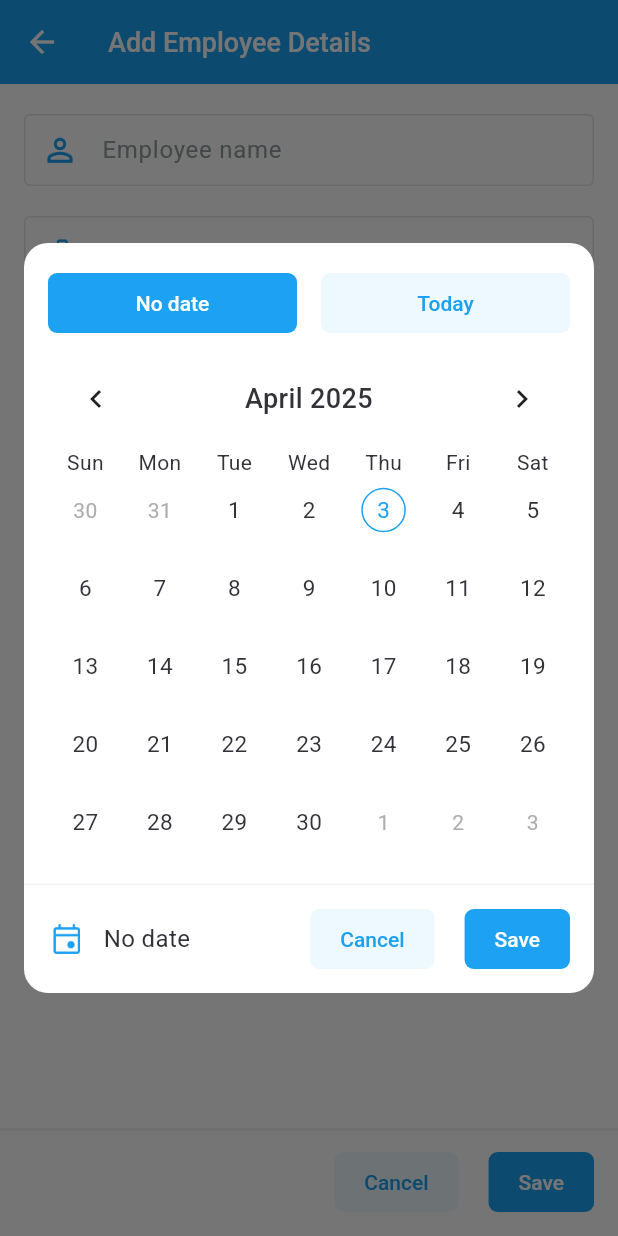
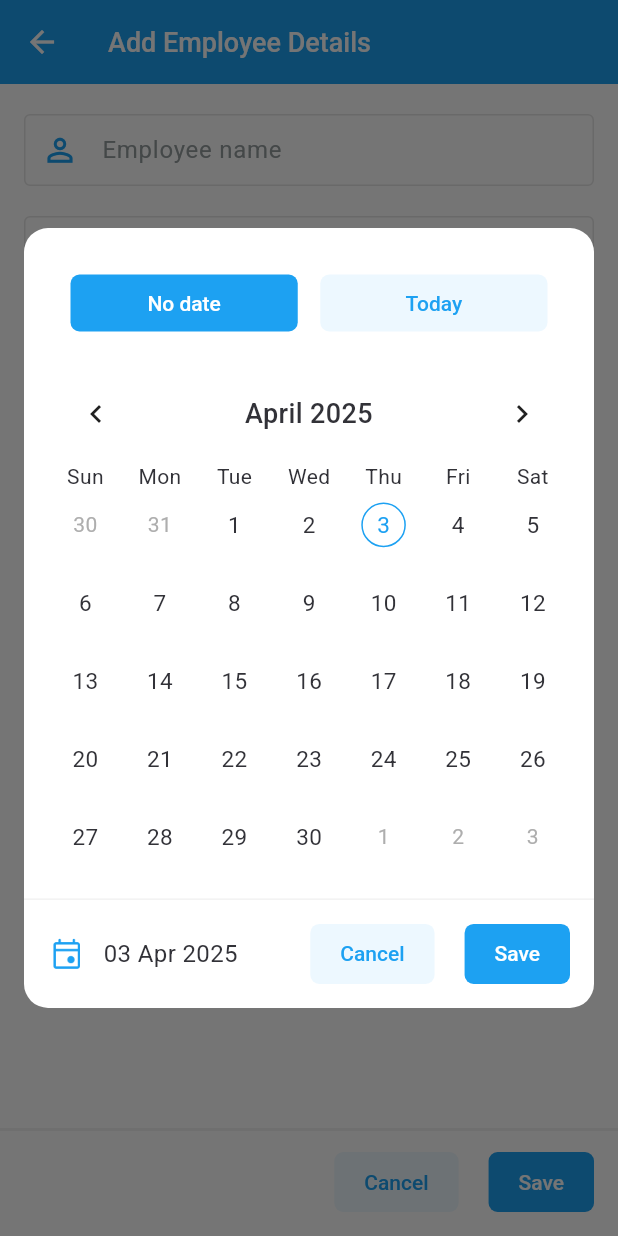
Before and after one commit to Niravoo7/employee_management, a Flutter app: the ManageEmployeeScreen screen opened by its route, after a tap on "No date", on a phone screen of 412 x 824 dp. Run offline on Flutter 3.47's test engine with Material 3 defaults, Android fonts, the phone set to English and light mode, and no system bars; drawn by our look-alikes of table_calendar; our stand-ins replace dartz, equatable, flutter_bloc, flutter_screenutil, get_it, hive and 2 more; accounts and stored records are empty.

Commit message:
date selection in calender

```diff
--- a/lib/core/constants/string_constants.dart
+++ b/lib/core/constants/string_constants.dart
@@ -1,3 +1,5 @@
+import "package:assignment/feature/manage_employee/presentation/widgets/common_calendar_picker.dart";
+
 class MapConstant {
   static const String mapEmployeeList = "employeeList";
 }
@@ -22,3 +24,18 @@ class StringConstants {
   static const String strNextTuesday = "Next Tuesday";
   static const String strAfterWeek = "After 1 week";
 }
+
+String getDatePickerItemString(DatePickerItem datePickerItem) {
+  switch (datePickerItem) {
+    case DatePickerItem.noDate:
+      return StringConstants.strNoDate;
+    case DatePickerItem.today:
+      return StringConstants.strToday;
+    case DatePickerItem.nextMonday:
+      return StringConstants.strNextMonday;
+    case DatePickerItem.nextTuesday:
+      return StringConstants.strNextTuesday;
+    case DatePickerItem.after1Week:
+      return StringConstants.strAfterWeek;
+  }
+}
--- /dev/null
+++ b/lib/core/utils/date_utils.dart
@@ -0,0 +1,25 @@
+bool isToday(DateTime date) =>
+    date.year == DateTime.now().year &&
+    date.month == DateTime.now().month &&
+    date.day == DateTime.now().day;
+
+
+DateTime nextMonday() {
+  final DateTime currentDate = DateTime.now();
+  int daysUntilNextMonday = DateTime.monday - currentDate.weekday;
+  if (daysUntilNextMonday <= 0) {
+    daysUntilNextMonday += 7;
+  }
+  return currentDate.add(Duration(days: daysUntilNextMonday));
+}
+
+DateTime nextTuesday() {
+  final DateTime currentDate = DateTime.now();
+  int daysUntilNextTuesday = DateTime.tuesday - currentDate.weekday;
+  if (daysUntilNextTuesday <= 0) {
+    daysUntilNextTuesday += 7;
+  }
+  return currentDate.add(Duration(days: daysUntilNextTuesday));
+}
+
+DateTime afterOneWeek() => DateTime.now().add(const Duration(days: 7));
--- a/lib/feature/manage_employee/presentation/pages/manage_employee_screen.dart
+++ b/lib/feature/manage_employee/presentation/pages/manage_employee_screen.dart
@@ -74,14 +74,14 @@ class ManageEmployeeScreen extends StatelessWidget {
                     spacing: 20,
                     children: <Widget>[
                       CommonInputDateField(
-                        date: DateTime.now(),
+                        dateTime: DateTime.now(),
                         isStartDate: true,
                       ),
                       const ImageIcon(
                         AssetImage(IconConstants.icArrowRight),
                         color: ThemeColors.clrPrimary,
                       ),
-                      const CommonInputDateField(isStartDate: false),
+                      CommonInputDateField(isStartDate: false),
                     ],
                   ),
                 ],
--- a/lib/feature/manage_employee/presentation/widgets/common_calendar_picker.dart
+++ b/lib/feature/manage_employee/presentation/widgets/common_calendar_picker.dart
@@ -3,62 +3,53 @@ import "package:assignment/core/constants/string_constants.dart";
 import "package:assignment/core/constants/theme_constants.dart";
 import "package:assignment/core/shared/domain/method/methods.dart";
 import "package:assignment/core/shared/presentation/widget/action_button.dart";
+import "package:assignment/core/utils/date_utils.dart";
 import "package:flutter/material.dart";
 import "package:table_calendar/table_calendar.dart";
+
+enum DatePickerItem { noDate, today, nextMonday, nextTuesday, after1Week }
 
 class CommonCalendarPicker extends StatefulWidget {
   const CommonCalendarPicker({
     required this.isStartDate,
-    this.selectedDate,
+    required this.selectedDate,
+    required this.onDateSelected,
     super.key,
   });
 
   final bool isStartDate;
   final DateTime? selectedDate;
+  final Function(DateTime) onDateSelected;
 
   @override
   State<CommonCalendarPicker> createState() => _CommonCalendarPickerState();
 }
 
 class _CommonCalendarPickerState extends State<CommonCalendarPicker> {
-  late DateTime _selectedDay;
-  late DateTime _focusedDay;
-  late DateTime _today;
+  late DateTime _selectedDate;
+  late DatePickerItem selectedDatePickerItem = DatePickerItem.today;
+  late List<DatePickerItem> dateOptions = <DatePickerItem>[];
 
   @override
   void initState() {
     super.initState();
-    _today = DateTime.now();
-    _selectedDay = widget.selectedDate ?? DateTime(0);
-    _focusedDay = widget.selectedDate ?? _today;
+    if (widget.isStartDate) {
+      selectedDatePickerItem = DatePickerItem.today;
+      dateOptions = <DatePickerItem>[
+        DatePickerItem.today,
+        DatePickerItem.nextMonday,
+        DatePickerItem.nextTuesday,
+        DatePickerItem.after1Week,
+      ];
+    } else {
+      selectedDatePickerItem = DatePickerItem.noDate;
+      dateOptions = <DatePickerItem>[
+        DatePickerItem.noDate,
+        DatePickerItem.today,
+      ];
+    }
+    _selectedDate = widget.selectedDate ?? DateTime.now();
   }
-
-  bool _isToday() =>
-      _selectedDay.year == _today.year &&
-      _selectedDay.month == _today.month &&
-      _selectedDay.day == _today.day;
-
-  DateTime _nextMonday() {
-    final DateTime currentDate = _today;
-    int daysUntilNextMonday = DateTime.monday - currentDate.weekday;
-    if (daysUntilNextMonday <= 0) {
-      daysUntilNextMonday += 7;
-    }
-    return currentDate.add(Duration(days: daysUntilNextMonday));
-  }
-
-  DateTime _nextTuesday() {
-    final DateTime currentDate = _today;
-    int daysUntilNextTuesday = DateTime.tuesday - currentDate.weekday;
-    if (daysUntilNextTuesday <= 0) {
-      daysUntilNextTuesday += 7;
-    }
-    return currentDate.add(Duration(days: daysUntilNextTuesday));
-  }
-
-  DateTime _afterOneWeek() => _today.add(const Duration(days: 7));
-
-  bool _isSelected(DateTime date) => _selectedDay == date;
 
   @override
   Widget build(BuildContext context) => Dialog(
@@ -73,159 +64,71 @@ class _CommonCalendarPickerState extends State<CommonCalendarPicker> {
             mainAxisSize: MainAxisSize.min,
             spacing: 8,
             children: <Widget>[
-              if (widget.isStartDate) ...<Widget>[
-                Row(
-                  spacing: 16,
-                  children: <Widget>[
-                    Expanded(
+              GridView.builder(
+                shrinkWrap: true,
+                padding: const EdgeInsets.all(15),
+                gridDelegate: const SliverGridDelegateWithFixedCrossAxisCount(
+                  crossAxisCount: 2,
+                  crossAxisSpacing: 15,
+                  mainAxisSpacing: 15,
+                  childAspectRatio: 4,
+                ),
+                itemCount: dateOptions.length,
+                itemBuilder:
+                    (BuildContext context, int index) => Expanded(
                       child: ActionButton(
                         onPressed: () {
                           setState(() {
-                            _selectedDay = _today;
-                            _focusedDay = _today;
+                            selectedDatePickerItem = dateOptions[index];
+                            switch (dateOptions[index]) {
+                              case DatePickerItem.noDate:
+                                _selectedDate = DateTime(0);
+                                break;
+                              case DatePickerItem.today:
+                                _selectedDate = DateTime.now();
+                                break;
+                              case DatePickerItem.nextMonday:
+                                _selectedDate = nextMonday();
+                                break;
+                              case DatePickerItem.nextTuesday:
+                                _selectedDate = nextTuesday();
+                                break;
+                              case DatePickerItem.after1Week:
+                                _selectedDate = afterOneWeek();
+                                break;
+                            }
                           });
                         },
-                        title: StringConstants.strToday,
+                        title: getDatePickerItemString(dateOptions[index]),
                         padding: const EdgeInsets.symmetric(vertical: 10),
                         backgroundColor:
-                            _isToday()
+                            selectedDatePickerItem == dateOptions[index]
                                 ? ThemeColors.clrPrimary
                                 : ThemeColors.clrSecondary,
                         textColor:
-                            _isToday()
+                            selectedDatePickerItem == dateOptions[index]
                                 ? ThemeColors.clrWhite
                                 : ThemeColors.clrPrimary,
                       ),
                     ),
-                    Expanded(
-                      child: ActionButton(
-                        onPressed: () {
-                          setState(() {
-                            _selectedDay = _nextMonday();
-                            _focusedDay = _nextMonday();
-                          });
-                        },
-                        title: StringConstants.strNextMonday,
-                        padding: const EdgeInsets.symmetric(vertical: 10),
-                        backgroundColor:
-                            _isSelected(_nextMonday())
-                                ? ThemeColors.clrPrimary
-                                : ThemeColors.clrSecondary,
-                        textColor:
-                            _isSelected(_nextMonday())
-                                ? ThemeColors.clrWhite
-                                : ThemeColors.clrPrimary,
-                      ),
-                    ),
-                  ],
-                ),
-                Row(
-                  spacing: 16,
-                  children: <Widget>[
-                    Expanded(
-                      child: ActionButton(
-                        onPressed: () {
-                          setState(() {
-                            _selectedDay = _nextTuesday();
-                            _focusedDay = _nextTuesday();
-                          });
-                        },
-                        title: StringConstants.strNextTuesday,
-                        padding: const EdgeInsets.symmetric(vertical: 10),
-                        backgroundColor:
-                            _isSelected(_nextTuesday())
-                                ? ThemeColors.clrPrimary
-                                : ThemeColors.clrSecondary,
-                        textColor:
-                            _isSelected(_nextTuesday())
-                                ? ThemeColors.clrWhite
-                                : ThemeColors.clrPrimary,
-                      ),
-                    ),
-                    Expanded(
-                      child: ActionButton(
-                        onPressed: () {
-                          setState(() {
-                            _selectedDay = _afterOneWeek();
-                            _focusedDay = _afterOneWeek();
-                          });
-                        },
-                        title: StringConstants.strAfterWeek,
-                        padding: const EdgeInsets.symmetric(vertical: 10),
-                        backgroundColor:
-                            _isSelected(_afterOneWeek())
-                                ? ThemeColors.clrPrimary
-                                : ThemeColors.clrSecondary,
-                        textColor:
-                            _isSelected(_afterOneWeek())
-                                ? ThemeColors.clrWhite
-                                : ThemeColors.clrPrimary,
-                      ),
-                    ),
-                  ],
-                ),
-              ] else
-                Row(
-                  spacing: 16,
-                  children: <Widget>[
-                    Expanded(
-                      child: ActionButton(
-                        onPressed: () {
-                          setState(() {
-                            _selectedDay = DateTime(0);
-                            _focusedDay = _today;
-                          });
-                        },
-                        title: StringConstants.strNoDate,
-                        padding: const EdgeInsets.symmetric(vertical: 10),
-                        backgroundColor:
-                            _isSelected(DateTime(0))
-                                ? ThemeColors.clrPrimary
-                                : ThemeColors.clrSecondary,
-                        textColor:
-                            _isSelected(DateTime(0))
-                                ? ThemeColors.clrWhite
-                                : ThemeColors.clrPrimary,
-                      ),
-                    ),
-                    Expanded(
-                      child: ActionButton(
-                        onPressed: () {
-                          setState(() {
-                            _selectedDay = _today;
-                            _focusedDay = _today;
-                          });
-                        },
-                        title: StringConstants.strToday,
-                        padding: const EdgeInsets.symmetric(vertical: 10),
-                        backgroundColor:
-                            _isToday()
-                                ? ThemeColors.clrPrimary
-                                : ThemeColors.clrSecondary,
-                        textColor:
-                            _isToday()
-                                ? ThemeColors.clrWhite
-                                : ThemeColors.clrPrimary,
-                      ),
-                    ),
-                  ],
-                ),
-
+              ),
               TableCalendar<dynamic>(
                 firstDay: DateTime.utc(2020),
                 lastDay: DateTime.utc(2030, 12, 31),
-                focusedDay: _focusedDay,
+                focusedDay: DateTime.now(),
                 selectedDayPredicate:
-                    (DateTime day) => isSameDay(_selectedDay, day),
+                    (DateTime day) => isSameDay(
+                      selectedDatePickerItem == DatePickerItem.noDate
+                          ? DateTime(0)
+                          : _selectedDate,
+                      day,
+                    ),
                 onDaySelected: (DateTime selectedDay, DateTime focusedDay) {
                   setState(() {
-                    _selectedDay = selectedDay;
-                    _focusedDay = focusedDay;
+                    _selectedDate = selectedDay;
                   });
                 },
-                onPageChanged: (DateTime focusedDay) {
-                  _focusedDay = focusedDay;
-                },
+                onPageChanged: (DateTime focusedDay) {},
                 headerStyle: const HeaderStyle(
                   formatButtonVisible: false,
                   titleCentered: true,
@@ -291,9 +194,9 @@ class _CommonCalendarPickerState extends State<CommonCalendarPicker> {
                     ),
                     Flexible(
                       child: Text(
-                        _selectedDay == DateTime(0)
+                        _selectedDate == DateTime(0)
                             ? StringConstants.strNoDate
-                            : formatToDateMonthYear.format(_selectedDay),
+                            : formatToDateMonthYear.format(_selectedDate),
                         style: const TextStyle(
                           fontSize: FontSize.fontSizeMedium,
                           color: ThemeColors.clrBlack50,
@@ -318,10 +221,6 @@ class _CommonCalendarPickerState extends State<CommonCalendarPicker> {
                   ActionButton(
                     onPressed: () {
                       Navigator.pop(context);
-                      // showSnackBar(
-                      //   context,
-                      //   title: "selected-date-$_selectedDay",
-                      // );
                     },
                     title: StringConstants.strSave,
                   ),
--- a/lib/feature/manage_employee/presentation/widgets/common_input_date_field.dart
+++ b/lib/feature/manage_employee/presentation/widgets/common_input_date_field.dart
@@ -5,12 +5,17 @@ import "package:assignment/core/shared/domain/method/methods.dart";
 import "package:assignment/feature/manage_employee/presentation/widgets/common_calendar_picker.dart";
 import "package:flutter/material.dart";
 
-class CommonInputDateField extends StatelessWidget {
-  const CommonInputDateField({required this.isStartDate, this.date, super.key});
+class CommonInputDateField extends StatefulWidget {
+  CommonInputDateField({required this.isStartDate, this.dateTime, super.key});
 
-  final DateTime? date;
+  DateTime? dateTime;
   final bool isStartDate;
 
+  @override
+  State<CommonInputDateField> createState() => _CommonInputDateFieldState();
+}
+
+class _CommonInputDateFieldState extends State<CommonInputDateField> {
   @override
   Widget build(BuildContext context) => Expanded(
     child: GestureDetector(
@@ -19,8 +24,12 @@ class CommonInputDateField extends StatelessWidget {
           context: context,
           builder:
               (BuildContext context) => CommonCalendarPicker(
-                isStartDate: isStartDate,
-                selectedDate: date,
+                isStartDate: widget.isStartDate,
+                selectedDate: widget.dateTime,
+                onDateSelected: (DateTime dateTime) {
+                  widget.dateTime = dateTime;
+                  setState(() {});
+                },
               ),
         );
       },
@@ -39,13 +48,13 @@ class CommonInputDateField extends StatelessWidget {
               color: ThemeColors.clrPrimary,
             ),
             Text(
-              date != null
-                  ? formatToDateMonthYear.format(date!)
+              widget.dateTime != null
+                  ? formatToDateMonthYear.format(widget.dateTime!)
                   : StringConstants.strNoDate,
               style: TextStyle(
                 fontSize: FontSize.fontSizeRegular,
                 color:
-                    date == null
+                    widget.dateTime == null
                         ? ThemeColors.clrGray100
                         : ThemeColors.clrBlack50,
               ),
```
Also changed, not shown: 1 other file.
